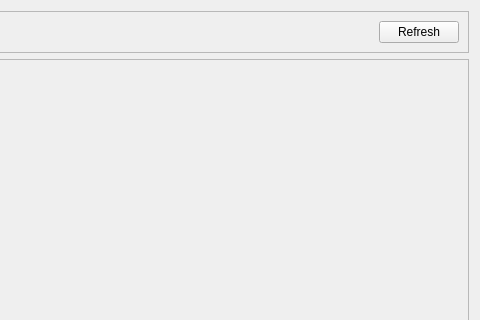
This is src/gui/homeWindow.ui in Nmstr/taskZen as Qt 5 draws it before an edit; both pictures show x 800 to 1280 and y 0 to 320 of the 1280 by 800 pixel window. The edited form follows.
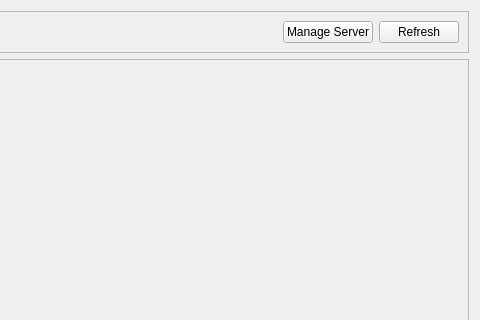
This is the edited form. Icons and pictures are not drawn.

Commit message: added manage server window skeleton

What changed in the file:
```diff
--- a/src/gui/homeWindow.ui
+++ b/src/gui/homeWindow.ui
@@ -180,6 +180,16 @@
         </property>
        </spacer>
       </item>
+      <item>
+       <widget class="QPushButton" name="manageServerBtn">
+        <property name="text">
+         <string>Manage Server</string>
+        </property>
+        <property name="icon">
+         <iconset theme="network-server"/>
+        </property>
+       </widget>
+      </item>
       <item>
        <widget class="QPushButton" name="refreshBtn">
         <property name="text">
```
The commit also changes 4 other files.
